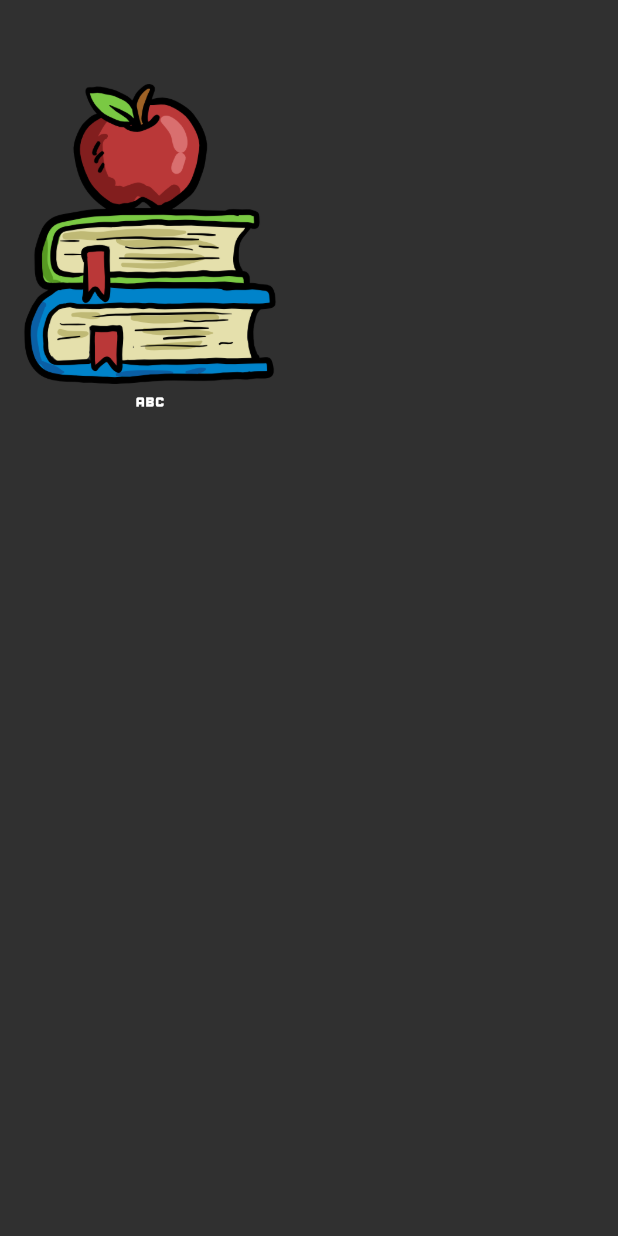
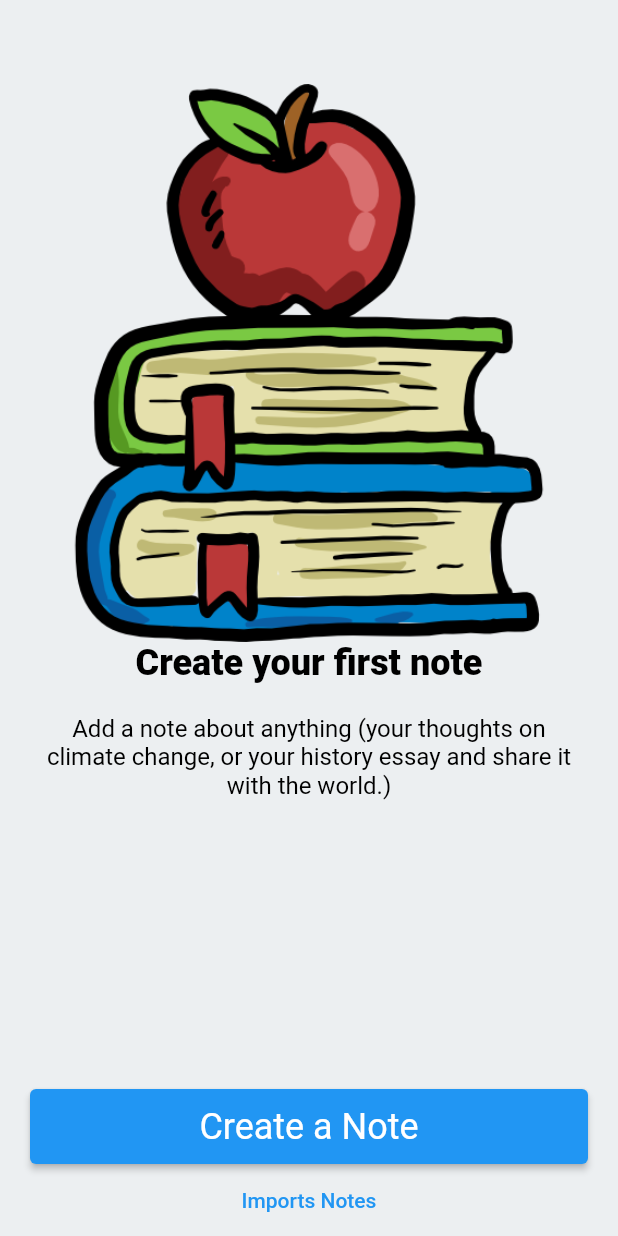
Before and after one commit to diksed/flutter_full_learn, a Flutter app: the screen it shows after launch, on a phone screen of 412 x 824 dp. Run offline on Flutter 3.47's test engine with Material 2 defaults, Android fonts, the phone set to English and light mode, and no system bars.

Commit message:
note_demos_view

```diff
--- /dev/null
+++ b/lib/demos/note_demos_view.dart
@@ -0,0 +1,100 @@
+import 'package:flutter/material.dart';
+import 'package:flutter/services.dart';
+import 'package:flutter_full_learn/101/image_learn.dart';
+
+class NoteDemos extends StatelessWidget {
+  const NoteDemos({Key? key}) : super(key: key);
+  final _title = 'Create your first note';
+  final _subtitle =
+      'Add a note about anything (your thoughts on climate change, or your history essay and share it with the world.)';
+  final _createNote = 'Create a Note';
+  final _importNotes = 'Imports Notes';
+
+  @override
+  Widget build(BuildContext context) {
+    return Scaffold(
+      backgroundColor: Colors.blueGrey[50],
+      appBar: AppBar(
+        systemOverlayStyle: SystemUiOverlayStyle.dark,
+      ),
+      body: Padding(
+        padding: PaddingItems.horizontalPadding,
+        child: Column(
+          children: [
+            PngImage(name: ImageItems().appleBookWithoutPath),
+            _TitleWidget(title: _title),
+            Padding(
+              padding: PaddingItems.verticalPadding,
+              child: _SubtitleWidget(subtitle: _subtitle),
+            ),
+            const Spacer(),
+            _createButton(context),
+            TextButton(onPressed: () {}, child: Text(_importNotes)),
+          ],
+        ),
+      ),
+    );
+  }
+
+  ElevatedButton _createButton(BuildContext context) {
+    return ElevatedButton(
+        onPressed: () {},
+        child: SizedBox(
+            height: ButtonHeights.buttonNormalHeight,
+            child: Center(
+                child: Text(
+              _createNote,
+              style: Theme.of(context).textTheme.headline5,
+            ))));
+  }
+}
+
+//Center Text Widget
+class _SubtitleWidget extends StatelessWidget {
+  const _SubtitleWidget({
+    Key? key,
+    this.textAlign = TextAlign.center,
+    required this.subtitle,
+  }) : super(key: key);
+  final TextAlign? textAlign;
+
+  final String subtitle;
+
+  @override
+  Widget build(BuildContext context) {
+    return Text(subtitle,
+        textAlign: textAlign,
+        style: Theme.of(context)
+            .textTheme
+            .subtitle1
+            ?.copyWith(color: Colors.black, fontWeight: FontWeight.w400));
+  }
+}
+
+class _TitleWidget extends StatelessWidget {
+  const _TitleWidget({
+    Key? key,
+    required this.title,
+  }) : super(key: key);
+
+  final String title;
+
+  @override
+  Widget build(BuildContext context) {
+    return Text(title,
+        style: Theme.of(context)
+            .textTheme
+            .headline5
+            ?.copyWith(color: Colors.black, fontWeight: FontWeight.w800));
+  }
+}
+
+class PaddingItems {
+  static const EdgeInsets horizontalPadding =
+      EdgeInsets.symmetric(horizontal: 20);
+  static const EdgeInsets verticalPadding = EdgeInsets.symmetric(vertical: 20);
+}
+
+class ButtonHeights {
+  static const double buttonNormalHeight = 50;
+}
--- a/lib/main.dart
+++ b/lib/main.dart
@@ -12,6 +12,7 @@ import '101/icon_learn.dart';
 import '101/image_learn.dart';
 import '101/padding_learn.dart';
 import '101/stateless_learn.dart';
+import 'demos/note_demos_view.dart';
 
 void main() {
   runApp(const MyApp());
@@ -32,7 +33,7 @@ class MyApp extends StatelessWidget {
               elevation: 0,
               backgroundColor: Colors.transparent,
               systemOverlayStyle: SystemUiOverlayStyle.light)),
-      home: const ImageLearn(),
+      home: const NoteDemos(),
     );
   }
 }
```
